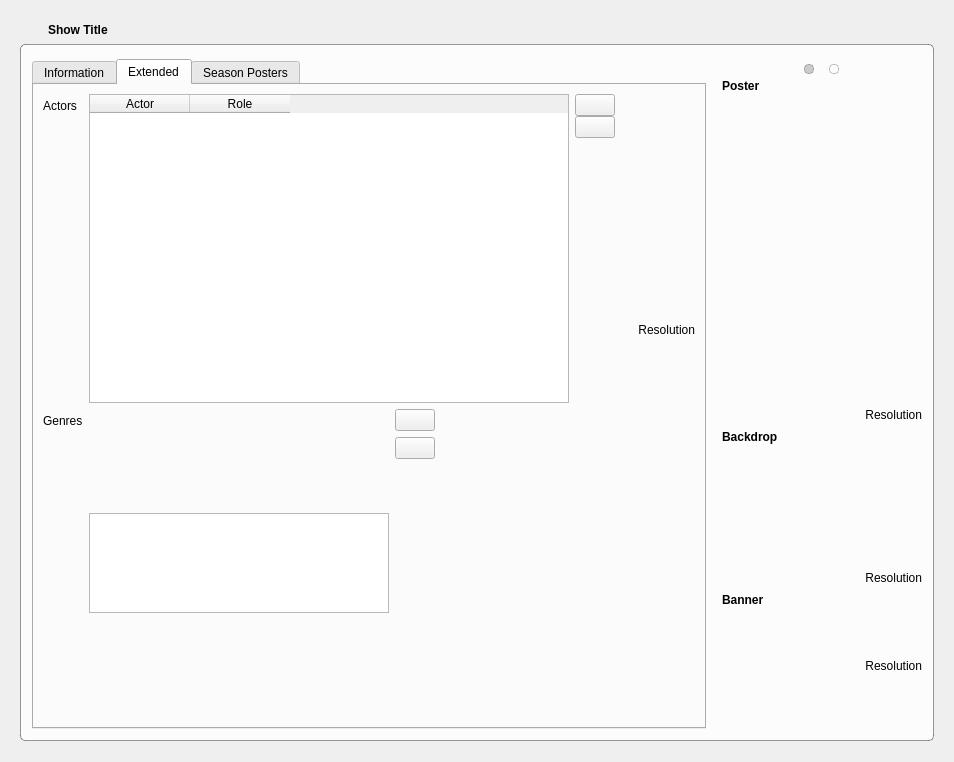
Above: tvShows/TvShowWidgetTvShow.ui from Komet/MediaElch before the change. Below: the same form after it.
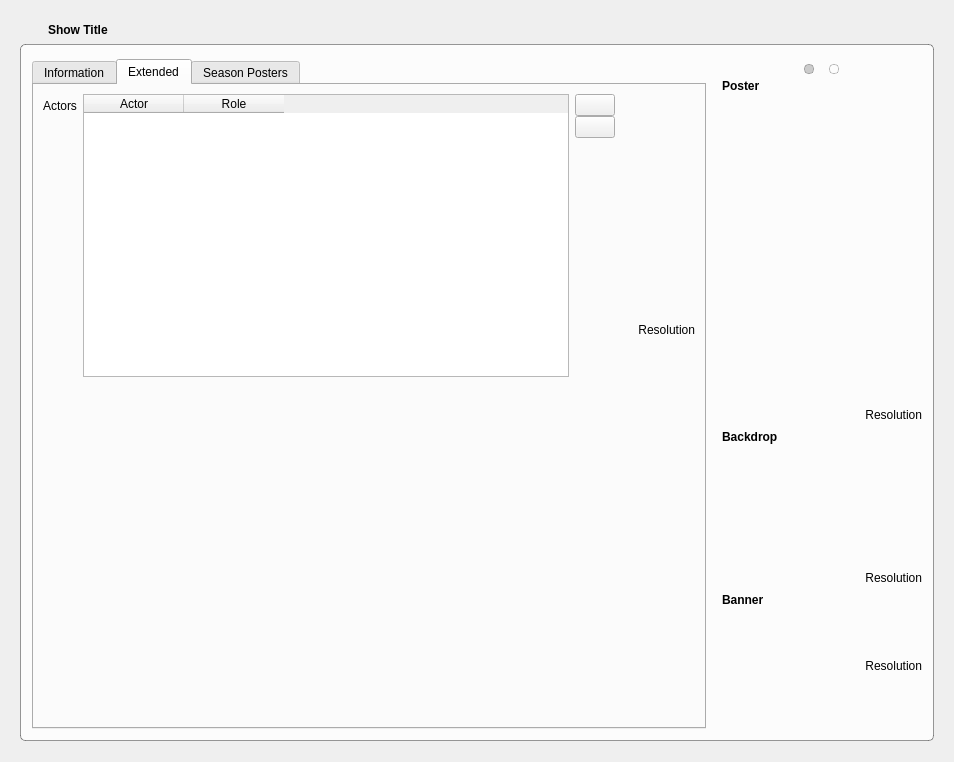
That is the form after the change. The open tabs and pages were chosen to show the change. Icons and pictures are not drawn. Custom widgets are drawn as their Qt base class.

Commit message: Added TagCloud for genres in TV Shows and Concerts

```diff
--- a/tvShows/TvShowWidgetTvShow.ui
+++ b/tvShows/TvShowWidgetTvShow.ui
@@ -204,112 +204,19 @@
          <attribute name="title">
           <string>Extended</string>
          </attribute>
+         <layout class="QVBoxLayout" name="verticalLayout_8" stretch="0,1,0">
+          <item>
          <layout class="QFormLayout" name="formLayout_2">
           <property name="fieldGrowthPolicy">
            <enum>QFormLayout::ExpandingFieldsGrow</enum>
           </property>
-          <property name="rowWrapPolicy">
-           <enum>QFormLayout::WrapLongRows</enum>
-          </property>
-          <item row="1" column="0">
-           <widget class="QLabel" name="label_18">
+            <item row="0" column="0">
+             <widget class="QLabel" name="label_3">
             <property name="text">
-             <string>Genres</string>
+               <string>Actors</string>
             </property>
            </widget>
           </item>
-          <item row="1" column="1">
-           <layout class="QHBoxLayout" name="horizontalLayout_4" stretch="1,0,0">
-            <item>
-             <widget class="QTableWidget" name="genres">
-              <property name="maximumSize">
-               <size>
-                <width>300</width>
-                <height>100</height>
-               </size>
-              </property>
-              <property name="editTriggers">
-               <set>QAbstractItemView::DoubleClicked</set>
-              </property>
-              <property name="showGrid">
-               <bool>false</bool>
-              </property>
-              <attribute name="horizontalHeaderVisible">
-               <bool>false</bool>
-              </attribute>
-              <attribute name="horizontalHeaderStretchLastSection">
-               <bool>true</bool>
-              </attribute>
-              <attribute name="verticalHeaderVisible">
-               <bool>false</bool>
-              </attribute>
-              <column>
-               <property name="text">
-                <string>Genre</string>
-               </property>
-              </column>
-             </widget>
-            </item>
-            <item>
-             <layout class="QVBoxLayout" name="verticalLayout_3">
-              <item>
-               <widget class="QPushButton" name="buttonAddGenre">
-                <property name="toolTip">
-                 <string>Add Genre</string>
-                </property>
-                <property name="text">
-                 <string/>
-                </property>
-                <property name="icon">
-                 <iconset resource="../MediaElch.qrc">
-                  <normaloff>:/img/plus.png</normaloff>:/img/plus.png</iconset>
-                </property>
-               </widget>
-              </item>
-              <item>
-               <widget class="QPushButton" name="buttonRemoveGenre">
-                <property name="toolTip">
-                 <string>Remove Genre</string>
-                </property>
-                <property name="text">
-                 <string/>
-                </property>
-                <property name="icon">
-                 <iconset resource="../MediaElch.qrc">
-                  <normaloff>:/img/minus.png</normaloff>:/img/minus.png</iconset>
-                </property>
-               </widget>
-              </item>
-              <item>
-               <spacer name="verticalSpacer_2">
-                <property name="orientation">
-                 <enum>Qt::Vertical</enum>
-                </property>
-                <property name="sizeHint" stdset="0">
-                 <size>
-                  <width>20</width>
-                  <height>40</height>
-                 </size>
-                </property>
-               </spacer>
-              </item>
-             </layout>
-            </item>
-            <item>
-             <spacer name="horizontalSpacer">
-              <property name="orientation">
-               <enum>Qt::Horizontal</enum>
-              </property>
-              <property name="sizeHint" stdset="0">
-               <size>
-                <width>40</width>
-                <height>20</height>
-               </size>
-              </property>
-             </spacer>
-            </item>
-           </layout>
-          </item>
           <item row="0" column="1">
            <layout class="QHBoxLayout" name="horizontalLayout_3" stretch="1,0">
             <item>
@@ -476,12 +383,23 @@
             </item>
            </layout>
           </item>
-          <item row="0" column="0">
-           <widget class="QLabel" name="label_3">
-            <property name="text">
-             <string>Actors</string>
+           </layout>
+          </item>
+          <item>
+           <widget class="TagCloud" name="genreCloud" native="true"/>
+          </item>
+          <item>
+           <spacer name="verticalSpacer_2">
+            <property name="orientation">
+             <enum>Qt::Vertical</enum>
             </property>
-           </widget>
+            <property name="sizeHint" stdset="0">
+             <size>
+              <width>20</width>
+              <height>40</height>
+             </size>
+            </property>
+           </spacer>
           </item>
          </layout>
         </widget>
@@ -1174,6 +1092,12 @@
   </layout>
  </widget>
  <customwidgets>
+  <customwidget>
+   <class>TagCloud</class>
+   <extends>QWidget</extends>
+   <header>smallWidgets/TagCloud.h</header>
+   <container>1</container>
+  </customwidget>
   <customwidget>
    <class>MyLabel</class>
    <extends>QLabel</extends>
```
Lines whose indentation alone changed are shown as unchanged. The commit also changes 12 other files.
